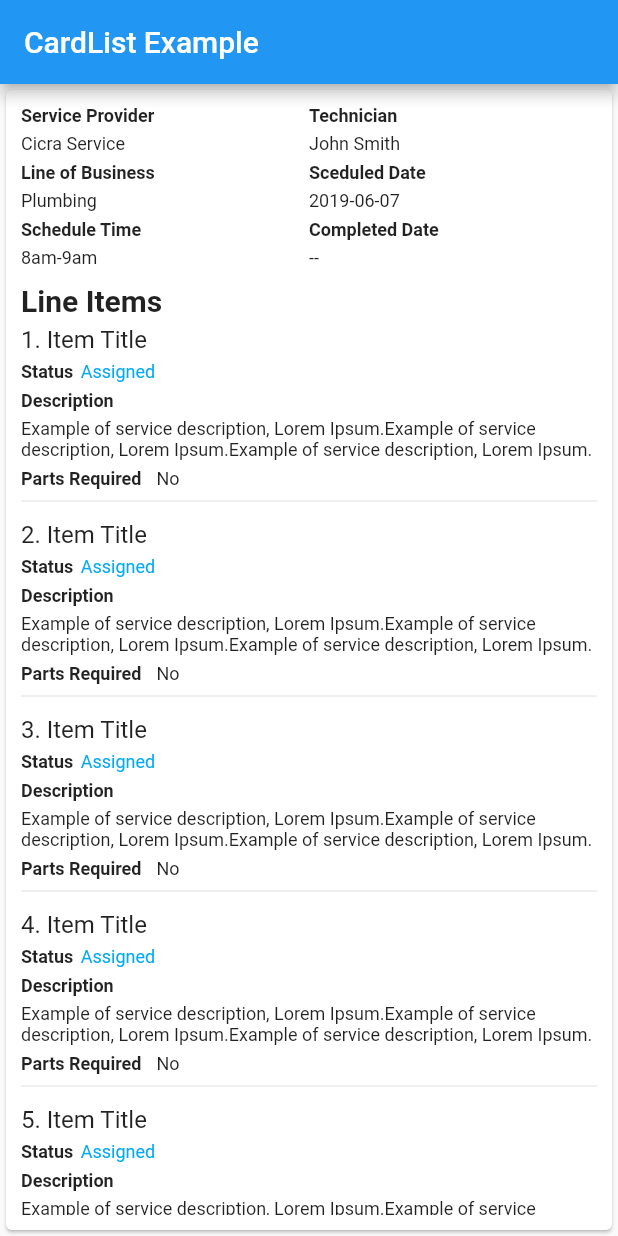
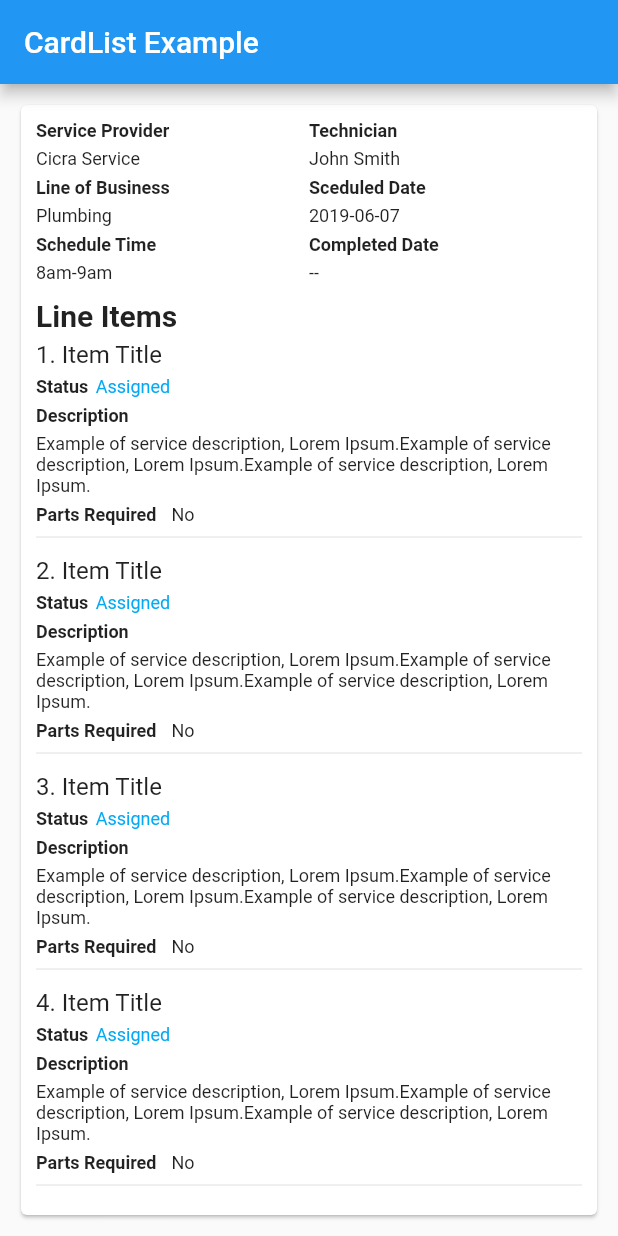
Before and after one commit to TheKetan2/flutter_api_expample, a Flutter app: the screen it shows after launch, on a phone screen of 412 x 824 dp. Run offline on Flutter 3.47's test engine with Material 2 defaults, Android fonts, the phone set to English and light mode, and no system bars.

Commit message:
CardList Example done

```diff
--- a/lib/card_list_example.dart
+++ b/lib/card_list_example.dart
@@ -6,7 +6,9 @@ class CardList extends StatelessWidget {
     return MaterialApp(
         home: Scaffold(
       appBar: AppBar(title: Text("CardList Example")),
-      body: Card(
+      body: Container(
+        padding: EdgeInsets.all(10),
+        child: Card(
           child: Container(
             padding: EdgeInsets.all(10),
             child: Column(
@@ -248,6 +250,7 @@ class CardList extends StatelessWidget {
             ),
           ),
         ),
+      ),
     ));
   }
 }
```
Lines whose indentation alone changed are shown as unchanged.
